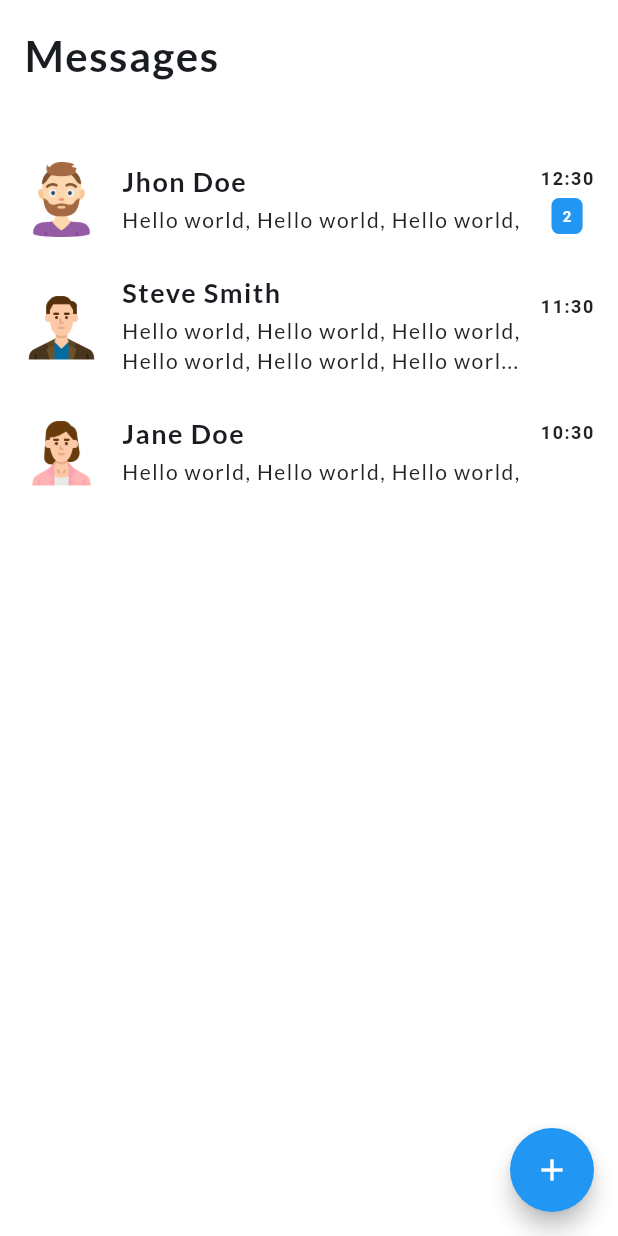
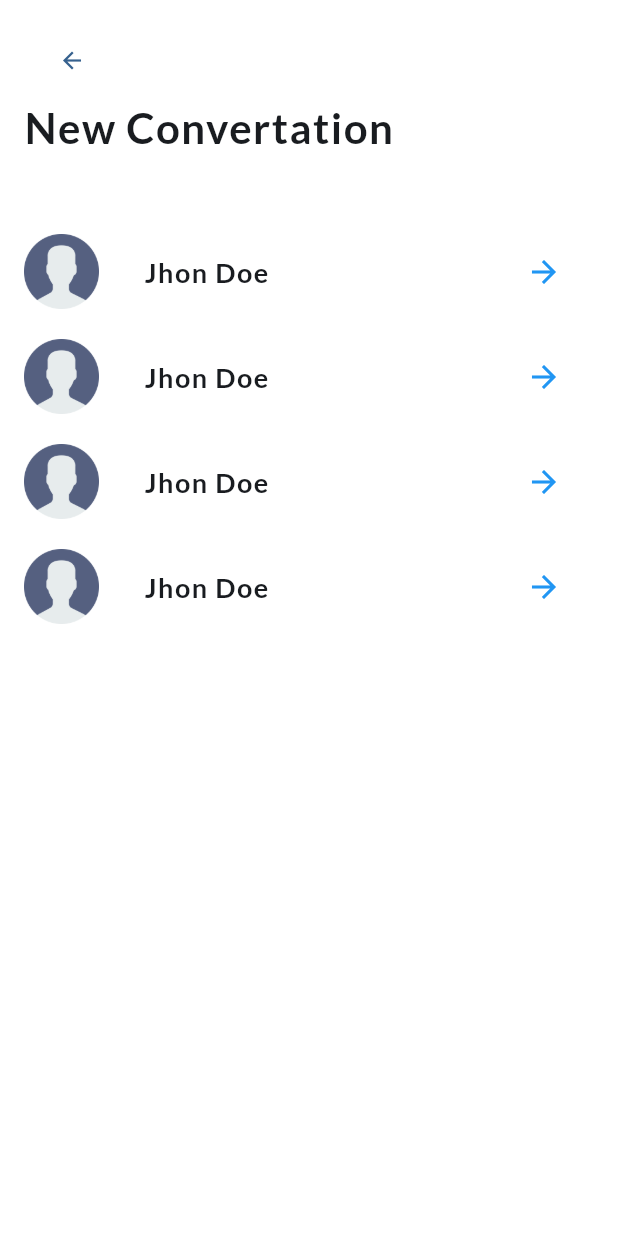
Before and after one commit to Ayman-shaim1/chat_app, a Flutter app: the Home screen opened directly, after a tap on the "add" icon, on a phone screen of 412 x 824 dp. Run offline on Flutter 3.47's test engine with Material 3 defaults, Android fonts, the phone set to English and light mode, and no system bars; drawn by our look-alikes of flutter_slidable; our stand-ins replace google_fonts.

Commit message:
finish messages app & create new chat screen

```diff
--- a/lib/home/home.dart
+++ b/lib/home/home.dart
@@ -1,4 +1,5 @@
 import 'package:chat_app/home/convertation_item.dart';
+import 'package:chat_app/new/new.dart';
 import 'package:chat_app/shared/styled_text.dart';
 import 'package:chat_app/theme.dart';
 import 'package:flutter/material.dart';
@@ -12,7 +13,6 @@ class Home extends StatefulWidget {
 }
 
 class _HomeState extends State<Home> {
-
   List<Map<String, dynamic>> lstConvertation = [
     {
       "id": 1,
@@ -134,7 +134,13 @@ class _HomeState extends State<Home> {
       ),
       floatingActionButton: FloatingActionButton(
         child: const Icon(Icons.add),
-        onPressed: () {},
+        onPressed: () {
+          Navigator.push(
+              context,
+              MaterialPageRoute(
+                builder: (ctx) => const New(),
+              ));
+        },
       ),
     );
   }
--- a/lib/main.dart
+++ b/lib/main.dart
@@ -1,5 +1,4 @@
 import 'package:chat_app/home/home.dart';
-import 'package:chat_app/messages/messages.dart';
 import 'package:chat_app/theme.dart';
 import 'package:flutter/material.dart';
 
@@ -7,6 +6,7 @@ void main() {
   runApp(MaterialApp(
     title: 'Flutter Demo',
     theme: primaryTheme,
-    home: Messages(),
+    debugShowCheckedModeBanner: false,
+    home: const Home(),
   ));
 }
--- /dev/null
+++ b/lib/new/new.dart
@@ -0,0 +1,47 @@
+import 'package:chat_app/new/user_item.dart';
+import 'package:chat_app/shared/styled_text.dart';
+import 'package:flutter/material.dart';
+
+class New extends StatefulWidget {
+  const New({super.key});
+
+  @override
+  State<New> createState() => _NewState();
+}
+
+class _NewState extends State<New> {
+  @override
+  Widget build(BuildContext context) {
+    return Scaffold(
+      body: SafeArea(
+        child: Padding(
+          padding: const EdgeInsets.all(16.0),
+          child: Column(
+            crossAxisAlignment: CrossAxisAlignment.start,
+            children: [
+              TextButton(
+                  onPressed: () {
+                    Navigator.pop(context);
+                  },
+                  child: const Icon(Icons.arrow_back)),
+              StyledTitle("New Convertation"),
+              const SizedBox(
+                height: 50,
+              ),
+              SingleChildScrollView(
+                child: Column(
+                  children: [
+                    User(),
+                    User(),
+                    User(),
+                    User(),
+                  ],
+                ),
+              )
+            ],
+          ),
+        ),
+      ),
+    );
+  }
+}
--- /dev/null
+++ b/lib/new/user_item.dart
@@ -0,0 +1,49 @@
+import 'package:chat_app/shared/styled_text.dart';
+import 'package:chat_app/theme.dart';
+import 'package:flutter/material.dart';
+import 'package:chat_app/messages/messages.dart';
+
+class User extends StatefulWidget {
+  const User({super.key});
+
+  @override
+  State<User> createState() => _UserState();
+}
+
+class _UserState extends State<User> {
+  @override
+  Widget build(BuildContext context) {
+    return GestureDetector(
+      onTap: () {
+        Navigator.push(
+            context,
+            MaterialPageRoute(
+              builder: (ctx) => const Messages(),
+            ));
+      },
+      child: Container(
+        margin: const EdgeInsets.only(bottom: 20),
+        child: Row(
+          children: [
+            Image.asset(
+              'assets/img/user.png',
+              width: 50,
+            ),
+            const SizedBox(
+              width: 30,
+            ),
+            StyledHeading("Jhon Doe"),
+            const SizedBox(
+              width: 150,
+            ),
+            Expanded(
+                child: Icon(
+              Icons.arrow_forward,
+              color: AppColors.primaryColor,
+            ))
+          ],
+        ),
+      ),
+    );
+  }
+}
```
Also changed, not shown: lib/home/convertation_item.dart (+6 -1 lines), lib/messages/message_item.dart (added, +58 -0 lines), lib/messages/messages.dart (+25 -31 lines).
